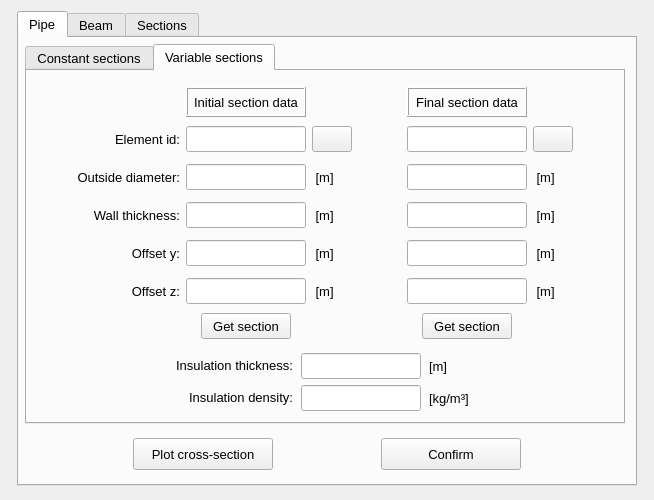
Above: pulse/interface/data/ui_files/model/setup/cross_section/cross_section_widget.ui from open-pulse/OpenPulse before the change. Below: the same form after it.
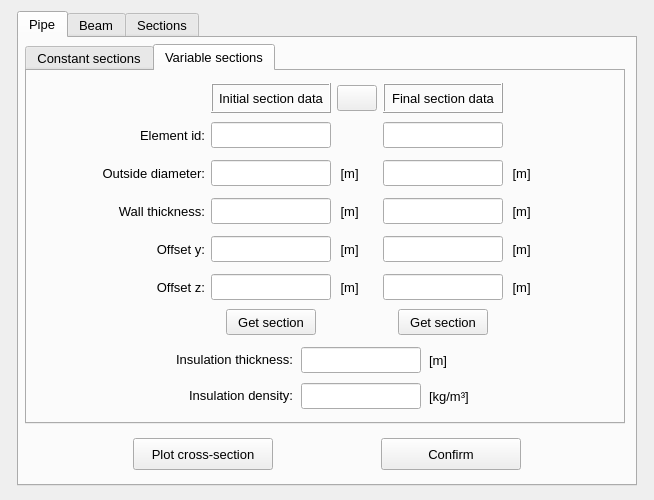
That is the form after the change. The open tabs and pages were chosen to show the change. Icons and pictures are not drawn.

What changed in the file:
```diff
--- a/pulse/interface/data/ui_files/model/setup/cross_section/cross_section_widget.ui
+++ b/pulse/interface/data/ui_files/model/setup/cross_section/cross_section_widget.ui
@@ -1432,88 +1432,6 @@
                 </property>
                </widget>
               </item>
-              <item row="1" column="6">
-               <widget class="QPushButton" name="pushButton_flip_element_ids_final">
-                <property name="minimumSize">
-                 <size>
-                  <width>40</width>
-                  <height>26</height>
-                 </size>
-                </property>
-                <property name="maximumSize">
-                 <size>
-                  <width>40</width>
-                  <height>26</height>
-                 </size>
-                </property>
-                <property name="font">
-                 <font>
-                  <family>MS Shell Dlg 2</family>
-                  <pointsize>10</pointsize>
-                  <weight>50</weight>
-                  <italic>false</italic>
-                  <bold>false</bold>
-                 </font>
-                </property>
-                <property name="styleSheet">
-                 <string notr="true"/>
-                </property>
-                <property name="text">
-                 <string/>
-                </property>
-                <property name="icon">
-                 <iconset>
-                  <normaloff>../../../../icons/common/invert_icon.png</normaloff>../../../../icons/common/invert_icon.png</iconset>
-                </property>
-                <property name="iconSize">
-                 <size>
-                  <width>20</width>
-                  <height>20</height>
-                 </size>
-                </property>
-               </widget>
-              </item>
-              <item row="1" column="3">
-               <widget class="QPushButton" name="pushButton_flip_element_ids_initial">
-                <property name="minimumSize">
-                 <size>
-                  <width>40</width>
-                  <height>26</height>
-                 </size>
-                </property>
-                <property name="maximumSize">
-                 <size>
-                  <width>40</width>
-                  <height>26</height>
-                 </size>
-                </property>
-                <property name="font">
-                 <font>
-                  <family>MS Shell Dlg 2</family>
-                  <pointsize>10</pointsize>
-                  <weight>50</weight>
-                  <italic>false</italic>
-                  <bold>false</bold>
-                 </font>
-                </property>
-                <property name="styleSheet">
-                 <string notr="true"/>
-                </property>
-                <property name="text">
-                 <string/>
-                </property>
-                <property name="icon">
-                 <iconset>
-                  <normaloff>../../../../icons/common/invert_icon.png</normaloff>../../../../icons/common/invert_icon.png</iconset>
-                </property>
-                <property name="iconSize">
-                 <size>
-                  <width>20</width>
-                  <height>20</height>
-                 </size>
-                </property>
-               </widget>
-              </item>
               <item row="3" column="3">
                <widget class="QLabel" name="label_62">
                 <property name="minimumSize">
@@ -2273,19 +2191,6 @@
                 </property>
                </spacer>
               </item>
-              <item row="2" column="4">
-               <spacer name="horizontalSpacer_19">
-                <property name="orientation">
-                 <enum>Qt::Horizontal</enum>
-                </property>
-                <property name="sizeHint" stdset="0">
-                 <size>
-                  <width>40</width>
-                  <height>20</height>
-                 </size>
-                </property>
-               </spacer>
-              </item>
               <item row="2" column="7">
                <spacer name="horizontalSpacer_17">
                 <property name="orientation">
@@ -2299,11 +2204,88 @@
                 </property>
                </spacer>
               </item>
+              <item row="0" column="3">
+               <widget class="QFrame" name="frame_11">
+                <property name="frameShape">
+                 <enum>QFrame::NoFrame</enum>
+                </property>
+                <property name="frameShadow">
+                 <enum>QFrame::Raised</enum>
+                </property>
+                <layout class="QGridLayout" name="gridLayout_16">
+                 <property name="leftMargin">
+                  <number>0</number>
+                 </property>
+                 <property name="topMargin">
+                  <number>0</number>
+                 </property>
+                 <property name="rightMargin">
+                  <number>0</number>
+                 </property>
+                 <property name="bottomMargin">
+                  <number>0</number>
+                 </property>
+                 <item row="0" column="0">
+                  <widget class="QPushButton" name="pushButton_invert_input_values">
+                   <property name="minimumSize">
+                    <size>
+                     <width>40</width>
+                     <height>26</height>
+                    </size>
+                   </property>
+                   <property name="maximumSize">
+                    <size>
+                     <width>40</width>
+                     <height>26</height>
+                    </size>
+                   </property>
+                   <property name="font">
+                    <font>
+                     <family>MS Shell Dlg 2</family>
+                     <pointsize>10</pointsize>
+                     <weight>50</weight>
+                     <italic>false</italic>
+                     <bold>false</bold>
+                    </font>
+                   </property>
+                   <property name="styleSheet">
+                    <string notr="true"/>
+                   </property>
+                   <property name="text">
+                    <string/>
+                   </property>
+                   <property name="icon">
+                    <iconset>
+                     <normaloff>../../../../icons/common/swap_horizontal_arrows.png</normaloff>../../../../icons/common/swap_horizontal_arrows.png</iconset>
+                   </property>
+                   <property name="iconSize">
+                    <size>
+                     <width>22</width>
+                     <height>22</height>
+                    </size>
+                   </property>
+                  </widget>
+                 </item>
+                </layout>
+               </widget>
+              </item>
              </layout>
             </widget>
            </item>
            <item row="3" column="0">
             <widget class="QFrame" name="frame_20">
+             <property name="minimumSize">
+              <size>
+               <width>0</width>
+               <height>72</height>
+              </size>
+             </property>
+             <property name="maximumSize">
+              <size>
+               <width>16777215</width>
+               <height>72</height>
+              </size>
+             </property>
              <property name="frameShape">
               <enum>QFrame::NoFrame</enum>
              </property>
```
Left out of the diff: 2 changed lines with no effect on the pictures.
